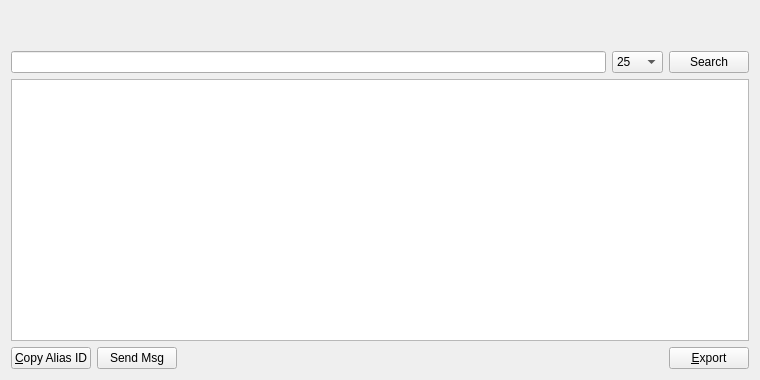
Qt form src/qt/forms/aliaslistpage.ui (willyko/syscoin2) before a commit.
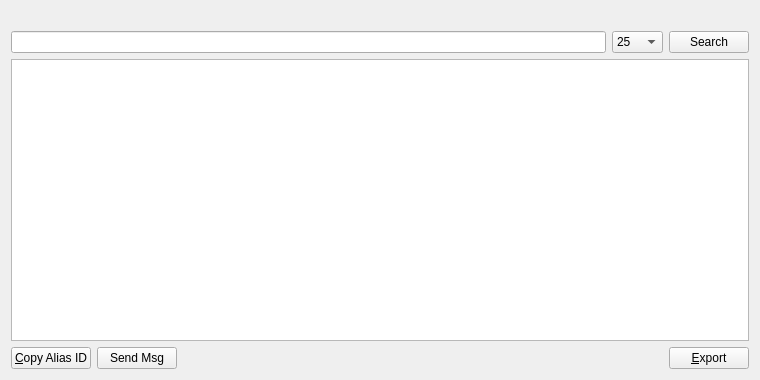
The same form after that commit.

Commit message:
Revert "show num results found"
This reverts commit 6b144d7bf5fa0b82b613851780cf07033ba21aad.

```diff
--- a/src/qt/forms/aliaslistpage.ui
+++ b/src/qt/forms/aliaslistpage.ui
@@ -24,13 +24,6 @@
      </property>
     </widget>
    </item>
-   <item>
-    <widget class="QLabel" name="labelResults">
-     <property name="text">
-      <string/>
-     </property>
-    </widget>
-   </item>
    <item>
     <layout class="QHBoxLayout" name="horizontalLayout_2">
      <item>
```
The commit also changes 5 other files.
